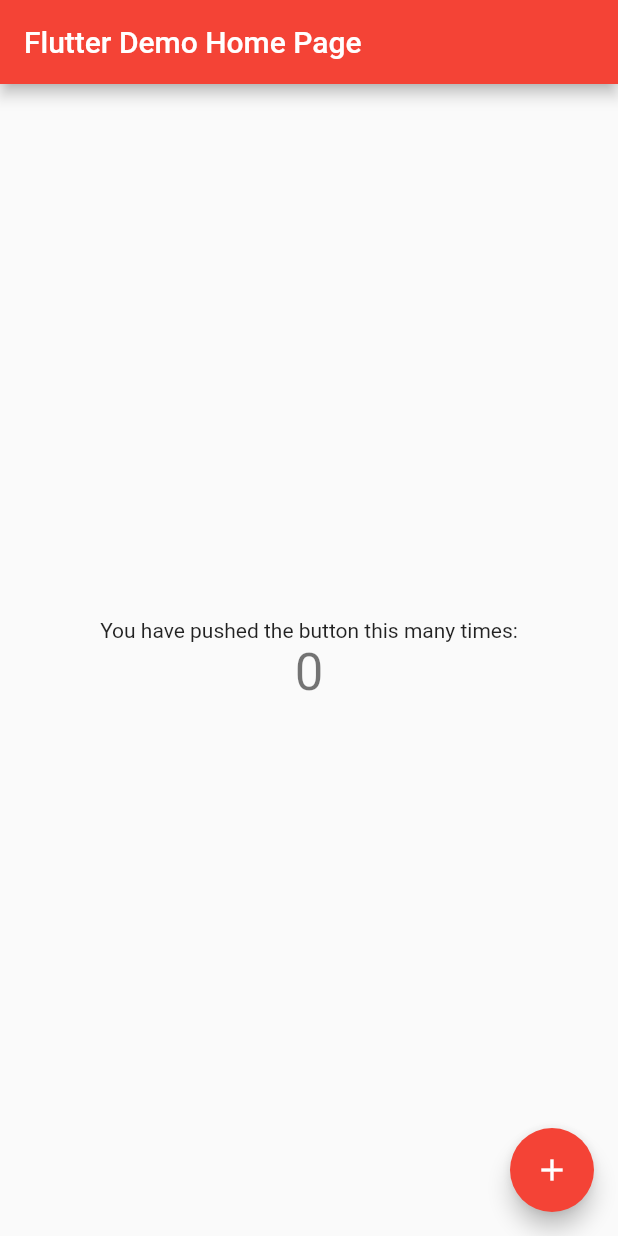
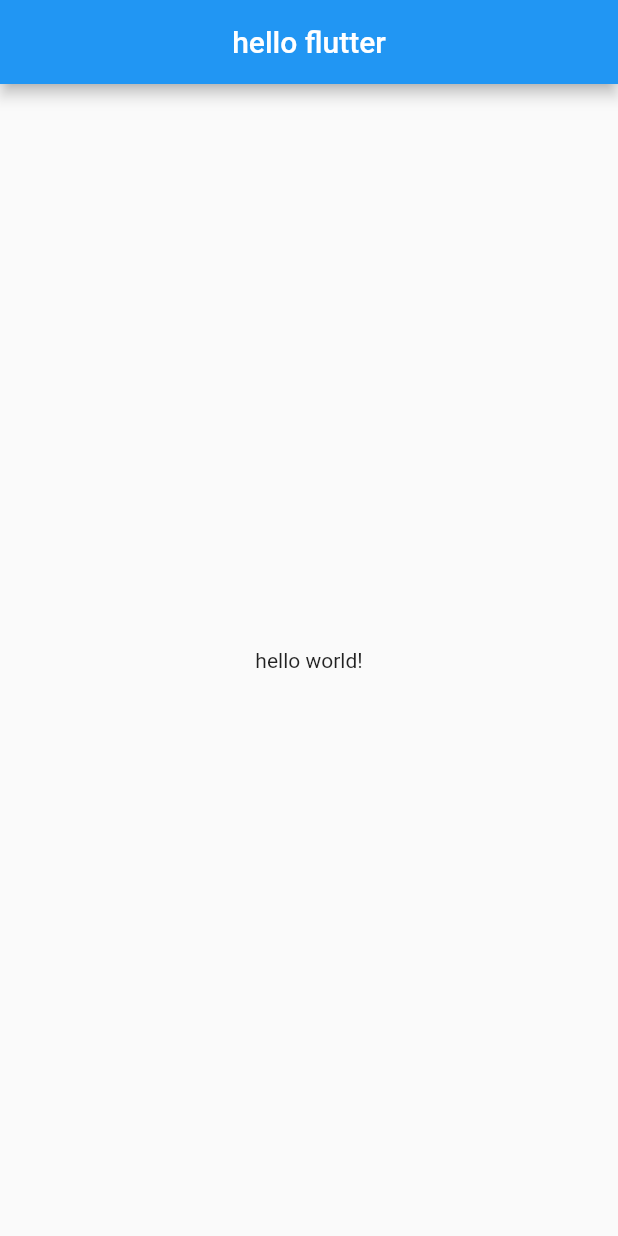
Before and after one commit to sjh9391985/toonview, a Flutter app: the screen it shows after launch, on a phone screen of 412 x 824 dp. Run offline on Flutter 3.47's test engine with Material 2 defaults, Android fonts, the phone set to English and light mode, and no system bars.

Commit message:
feat: 'Hello Flutter!'

```diff
--- a/lib/main.dart
+++ b/lib/main.dart
@@ -1,113 +1,25 @@
 import 'package:flutter/material.dart';
 
 void main() {
-  runApp(MyApp());
+  runApp(App());
 }
 
-class MyApp extends StatelessWidget {
-  // This widget is the root of your application.
+class App extends StatelessWidget{
   @override
   Widget build(BuildContext context) {
     return MaterialApp(
-      title: 'Flutter Demo',
-      theme: ThemeData(
-        // This is the theme of your application.
-        //
-        // Try running your application with "flutter run". You'll see the
-        // application has a blue toolbar. Then, without quitting the app, try
-        // changing the primarySwatch below to Colors.green and then invoke
-        // "hot reload" (press "r" in the console where you ran "flutter run",
-        // or simply save your changes to "hot reload" in a Flutter IDE).
-        // Notice that the counter didn't reset back to zero; the application
-        // is not restarted.
-        primarySwatch: Colors.red,
-      ),
-      home: MyHomePage(title: 'Flutter Demo Home Page'),
+      home: Scaffold(
+        appBar: AppBar(
+          title: Text("hello flutter"),
+          centerTitle: true,
+        ),
+        body: Center(
+          child: Text("hello world!"),
+        )
+
+      )
+
     );
   }
+
 }
-
-class MyHomePage extends StatefulWidget {
-  MyHomePage({Key? key, required this.title}) : super(key: key);
-
-  // This widget is the home page of your application. It is stateful, meaning
-  // that it has a State object (defined below) that contains fields that affect
-  // how it looks.
-
-  // This class is the configuration for the state. It holds the values (in this
-  // case the title) provided by the parent (in this case the App widget) and
-  // used by the build method of the State. Fields in a Widget subclass are
-  // always marked "final".
-
-  final String title;
-
-  @override
-  _MyHomePageState createState() => _MyHomePageState();
-}
-
-class _MyHomePageState extends State<MyHomePage> {
-  int _counter = 0;
-
-  void _incrementCounter() {
-    setState(() {
-      // This call to setState tells the Flutter framework that something has
-      // changed in this State, which causes it to rerun the build method below
-      // so that the display can reflect the updated values. If we changed
-      // _counter without calling setState(), then the build method would not be
-      // called again, and so nothing would appear to happen.
-      _counter++;
-    });
-  }
-
-  @override
-  Widget build(BuildContext context) {
-    // This method is rerun every time setState is called, for instance as done
-    // by the _incrementCounter method above.
-    //
-    // The Flutter framework has been optimized to make rerunning build methods
-    // fast, so that you can just rebuild anything that needs updating rather
-    // than having to individually change instances of widgets.
-    return Scaffold(
-      appBar: AppBar(
-        // Here we take the value from the MyHomePage object that was created by
-        // the App.build method, and use it to set our appbar title.
-        title: Text(widget.title),
-      ),
-      body: Center(
-        // Center is a layout widget. It takes a single child and positions it
-        // in the middle of the parent.
-        child: Column(
-          // Column is also a layout widget. It takes a list of children and
-          // arranges them vertically. By default, it sizes itself to fit its
-          // children horizontally, and tries to be as tall as its parent.
-          //
-          // Invoke "debug painting" (press "p" in the console, choose the
-          // "Toggle Debug Paint" action from the Flutter Inspector in Android
-          // Studio, or the "Toggle Debug Paint" command in Visual Studio Code)
-          // to see the wireframe for each widget.
-          //
-          // Column has various properties to control how it sizes itself and
-          // how it positions its children. Here we use mainAxisAlignment to
-          // center the children vertically; the main axis here is the vertical
-          // axis because Columns are vertical (the cross axis would be
-          // horizontal).
-          mainAxisAlignment: MainAxisAlignment.center,
-          children: <Widget>[
-            Text(
-              'You have pushed the button this many times:',
-            ),
-            Text(
-              '$_counter',
-              style: Theme.of(context).textTheme.headline4,
-            ),
-          ],
-        ),
-      ),
-      floatingActionButton: FloatingActionButton(
-        onPressed: _incrementCounter,
-        tooltip: 'Increment',
-        child: Icon(Icons.add),
-      ), // This trailing comma makes auto-formatting nicer for build methods.
-    );
-  }
-}
```
Also changed, not shown: 1 other file.
